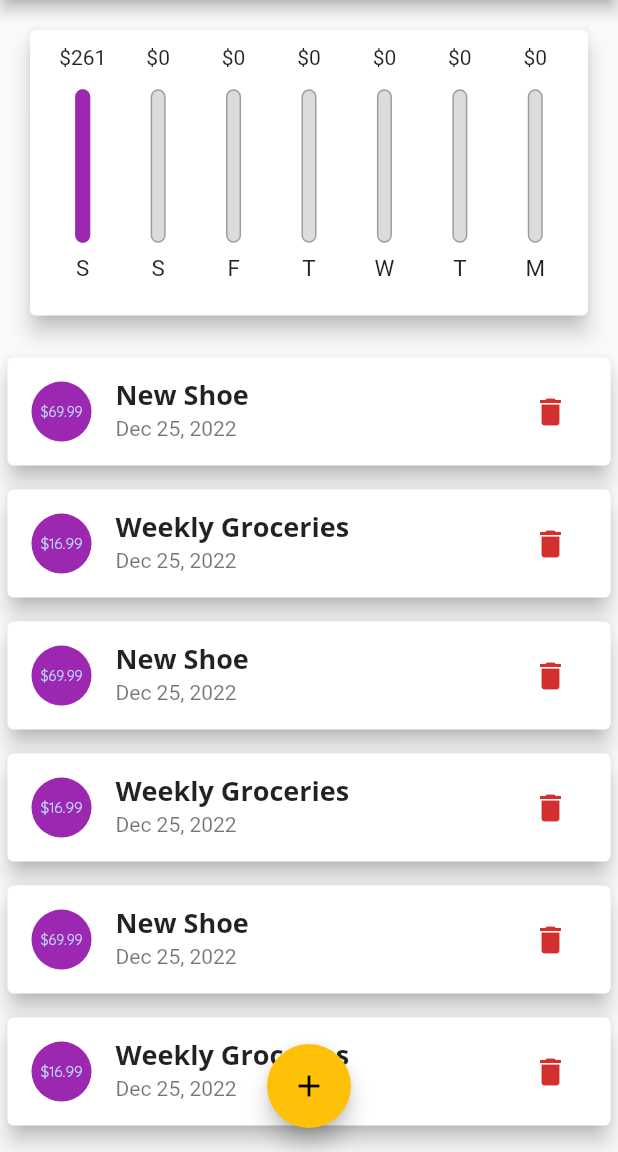
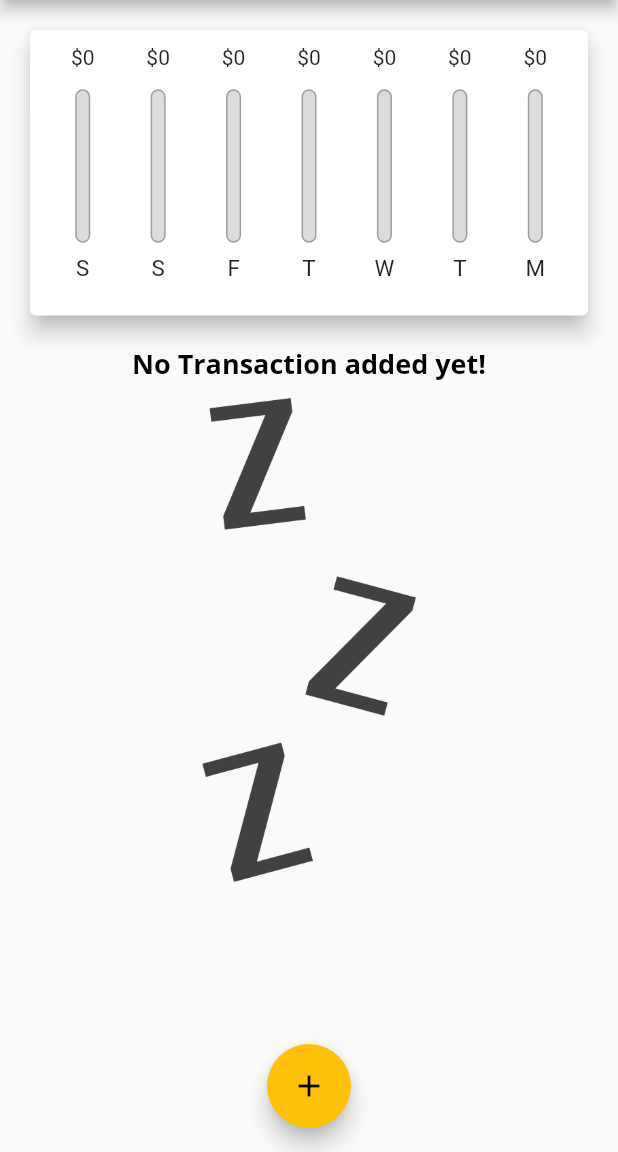
Before and after one commit to De-pitcher/expense_planner, a Flutter app: the screen it shows after launch, on a phone screen of 412 x 824 dp, the part 84-1236 px from its top. Run offline on Flutter 3.47's test engine with Material 2 defaults, Android fonts, the phone set to English and light mode, and no system bars.

```diff
--- a/lib/main.dart
+++ b/lib/main.dart
@@ -2,7 +2,7 @@ import 'dart:io';
 
 import 'package:flutter/cupertino.dart';
 import 'package:flutter/material.dart';
-import 'package:flutter/services.dart';
+// import 'package:flutter/services.dart';
 
 import './models/transaction.dart';
 import './widgets/transaction_list.dart';
@@ -71,42 +71,42 @@ class MyHomePage extends StatefulWidget {
 class _MyHomePageState extends State<MyHomePage> {
   bool _showChart = false;
   final List<Transaction> _userTransactions = [
-    Transaction(
-      id: 't1',
-      title: 'New Shoe',
-      amount: 69.99,
-      date: DateTime.now(),
-    ),
-    Transaction(
-      id: 't2',
-      title: 'Weekly Groceries',
-      amount: 16.99,
-      date: DateTime.now(),
-    ),
-    Transaction(
-      id: 't1',
-      title: 'New Shoe',
-      amount: 69.99,
-      date: DateTime.now(),
-    ),
-    Transaction(
-      id: 't2',
-      title: 'Weekly Groceries',
-      amount: 16.99,
-      date: DateTime.now(),
-    ),
-    Transaction(
-      id: 't1',
-      title: 'New Shoe',
-      amount: 69.99,
-      date: DateTime.now(),
-    ),
-    Transaction(
-      id: 't2',
-      title: 'Weekly Groceries',
-      amount: 16.99,
-      date: DateTime.now(),
-    ),
+    // Transaction(
+    //   id: 't1',
+    //   title: 'New Shoe',
+    //   amount: 69.99,
+    //   date: DateTime.now(),
+    // ),
+    // Transaction(
+    //   id: 't2',
+    //   title: 'Weekly Groceries',
+    //   amount: 16.99,
+    //   date: DateTime.now(),
+    // ),
+    // Transaction(
+    //   id: 't1',
+    //   title: 'New Shoe',
+    //   amount: 69.99,
+    //   date: DateTime.now(),
+    // ),
+    // Transaction(
+    //   id: 't2',
+    //   title: 'Weekly Groceries',
+    //   amount: 16.99,
+    //   date: DateTime.now(),
+    // ),
+    // Transaction(
+    //   id: 't1',
+    //   title: 'New Shoe',
+    //   amount: 69.99,
+    //   date: DateTime.now(),
+    // ),
+    // Transaction(
+    //   id: 't2',
+    //   title: 'Weekly Groceries',
+    //   amount: 16.99,
+    //   date: DateTime.now(),
+    // ),
   ];
 
   List<Transaction> get _recentTransactions {
@@ -154,8 +154,58 @@ class _MyHomePageState extends State<MyHomePage> {
     });
   }
 
+  List<Widget> _buildLandscapeContent(
+    MediaQueryData mediaQuery,
+    PreferredSizeWidget appBar,
+    Widget txListWidget,
+  ) {
+    return [
+      Row(
+        mainAxisAlignment: MainAxisAlignment.center,
+        children: [
+          Switch.adaptive(
+            value: _showChart,
+            onChanged: (val) {
+              setState(() {
+                _showChart = val;
+              });
+            },
+            activeColor: Theme.of(context).colorScheme.secondary,
+          ),
+        ],
+      ),
+      _showChart
+          ? SizedBox(
+              height: (mediaQuery.size.height -
+                      appBar.preferredSize.height -
+                      MediaQuery.of(context).padding.top) *
+                  0.7,
+              child: Chart(_recentTransactions),
+            )
+          : txListWidget,
+    ];
+  }
+
+  List<Widget> _buildPortraitContent(
+    MediaQueryData mediaQuery,
+    PreferredSizeWidget appBar,
+    Widget txListWidget,
+  ) {
+    return [
+      SizedBox(
+        height: (mediaQuery.size.height -
+                appBar.preferredSize.height -
+                mediaQuery.padding.top) *
+            0.3,
+        child: Chart(_recentTransactions),
+      ),
+      txListWidget
+    ];
+  }
+
   @override
   Widget build(BuildContext context) {
+    print('build() main');
     final mediaQuery = MediaQuery.of(context);
     final isLanding = mediaQuery.orientation == Orientation.landscape;
     final PreferredSizeWidget appBar = Platform.isIOS
@@ -199,39 +249,17 @@ class _MyHomePageState extends State<MyHomePage> {
           crossAxisAlignment: CrossAxisAlignment.stretch,
           children: [
             if (isLanding)
-              Row(
-                mainAxisAlignment: MainAxisAlignment.center,
-                children: [
-                  Switch.adaptive(
-                    value: _showChart,
-                    onChanged: (val) {
-                      setState(() {
-                        _showChart = val;
-                      });
-                    },
-                    activeColor: Theme.of(context).colorScheme.secondary,
-                  ),
-                ],
+              ..._buildLandscapeContent(
+                mediaQuery,
+                appBar,
+                txListWidget,
               ),
             if (!isLanding)
-              SizedBox(
-                height: (mediaQuery.size.height -
-                        appBar.preferredSize.height -
-                        mediaQuery.padding.top) *
-                    0.3,
-                child: Chart(_recentTransactions),
+              ..._buildPortraitContent(
+                mediaQuery,
+                appBar,
+                txListWidget,
               ),
-            if (!isLanding) txListWidget,
-            if (isLanding)
-              _showChart
-                  ? SizedBox(
-                      height: (mediaQuery.size.height -
-                              appBar.preferredSize.height -
-                              MediaQuery.of(context).padding.top) *
-                          0.7,
-                      child: Chart(_recentTransactions),
-                    )
-                  : txListWidget,
           ],
         ),
       ),
--- a/lib/widgets/chart.dart
+++ b/lib/widgets/chart.dart
@@ -21,8 +21,6 @@ class Chart extends StatelessWidget {
         }
       }
 
-      print(DateFormat.E().format(weekDay));
-      print(totalSum);
 
       return {
         'day': DateFormat.E().format(weekDay).substring(0, 1),
@@ -39,6 +37,7 @@ class Chart extends StatelessWidget {
 
   @override
   Widget build(BuildContext context) {
+    print('build() Chart');
     return Card(
       elevation: 6,
       margin: const EdgeInsets.all(20),
--- a/lib/widgets/chart_bar.dart
+++ b/lib/widgets/chart_bar.dart
@@ -13,6 +13,7 @@ class ChartBar extends StatelessWidget {
 
   @override
   Widget build(BuildContext context) {
+    print('build() ChartBar');
     return LayoutBuilder(
       builder: (ctx, constraints) {
         return Column(
--- a/lib/widgets/new_transaction.dart
+++ b/lib/widgets/new_transaction.dart
@@ -57,6 +57,7 @@ class _NewTransactionState extends State<NewTransaction> {
 
   @override
   Widget build(BuildContext context) {
+    print('build() NewTransaction');
     return SingleChildScrollView(
       child: Card(
         elevation: 5,
--- a/lib/widgets/transaction_list.dart
+++ b/lib/widgets/transaction_list.dart
@@ -10,6 +10,7 @@ class TransactionList extends StatelessWidget {
 
   @override
   Widget build(BuildContext context) {
+    print('build() TransacrionList');
     return transactions.isEmpty
         ? LayoutBuilder(builder: (ctx, constraints) {
             return Column(
--- a/lib/widgets/transation_item.dart
+++ b/lib/widgets/transation_item.dart
@@ -15,6 +15,7 @@ class TransactionItem extends StatelessWidget {
 
   @override
   Widget build(BuildContext context) {
+    print('build() TransactionItem');
     return Card(
       elevation: 6,
       margin: const EdgeInsets.symmetric(vertical: 8, horizontal: 5),
```
Also changed, not shown: lib/widgets/user_transaction.dart (deleted, +0 -59 lines).
